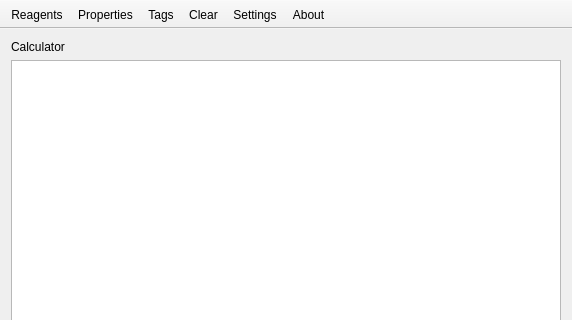
Before: the Qt Designer form mainwindow.ui in FrankMamuda/fumingcube, drawn with Qt 5; both pictures show x 0 to 572 and y 0 to 320 of the 572 by 550 pixel window.
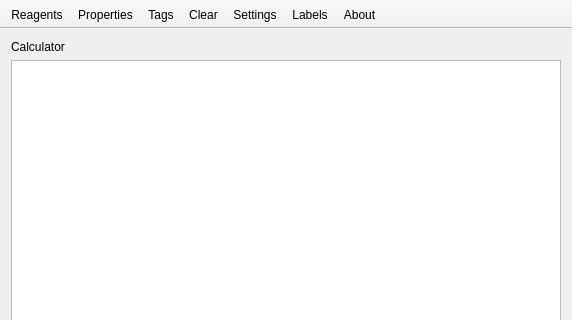
After: the same form once the commit is applied. Icons and pictures are not drawn. Custom widgets are drawn as their Qt base class.

Commit message: add basic label support

What changed in the file:
```diff
--- a/mainwindow.ui
+++ b/mainwindow.ui
@@ -87,6 +87,7 @@
    <addaction name="actionTags"/>
    <addaction name="actionClear"/>
    <addaction name="actionSettings"/>
+   <addaction name="actionLabels"/>
    <addaction name="actionAbout"/>
   </widget>
   <action name="actionReagents">
@@ -149,6 +150,17 @@
     <string>About</string>
    </property>
   </action>
+  <action name="actionLabels">
+   <property name="checkable">
+    <bool>true</bool>
+   </property>
+   <property name="icon">
+    <iconset theme="edit"/>
+   </property>
+   <property name="text">
+    <string>Labels</string>
+   </property>
+  </action>
  </widget>
  <layoutdefault spacing="6" margin="11"/>
  <customwidgets>
```
The commit also changes 14 other files.
